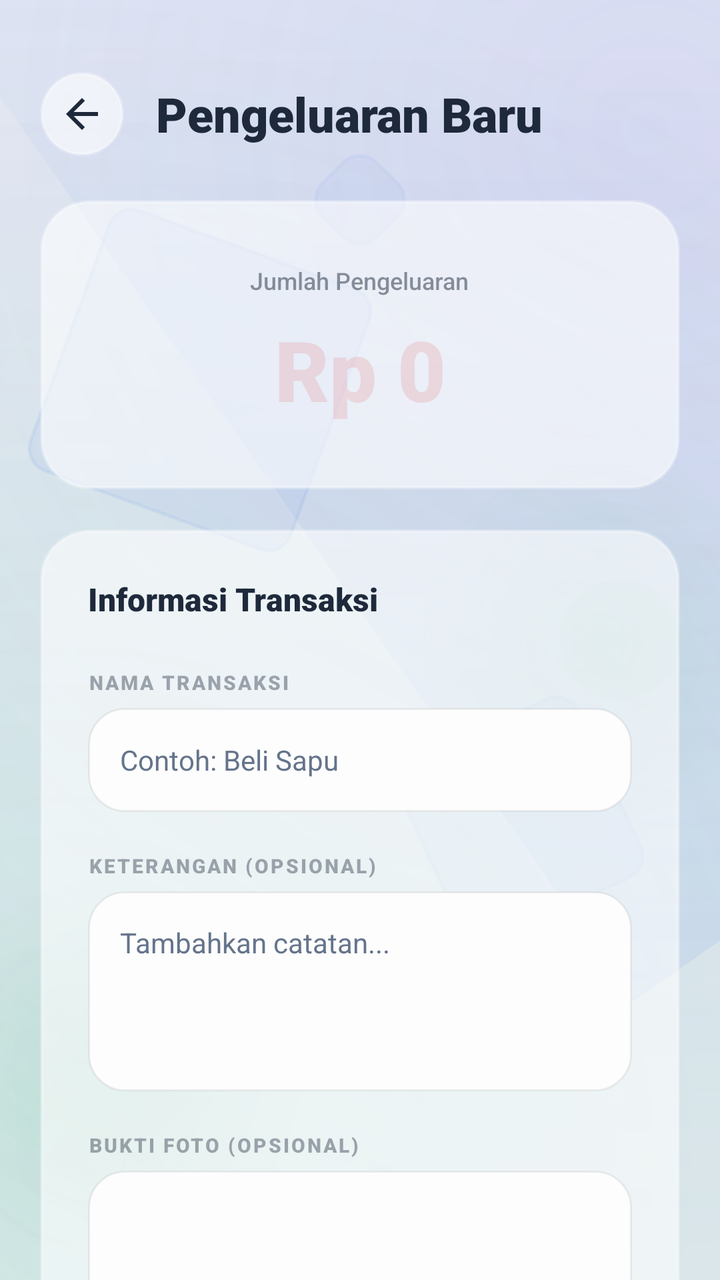
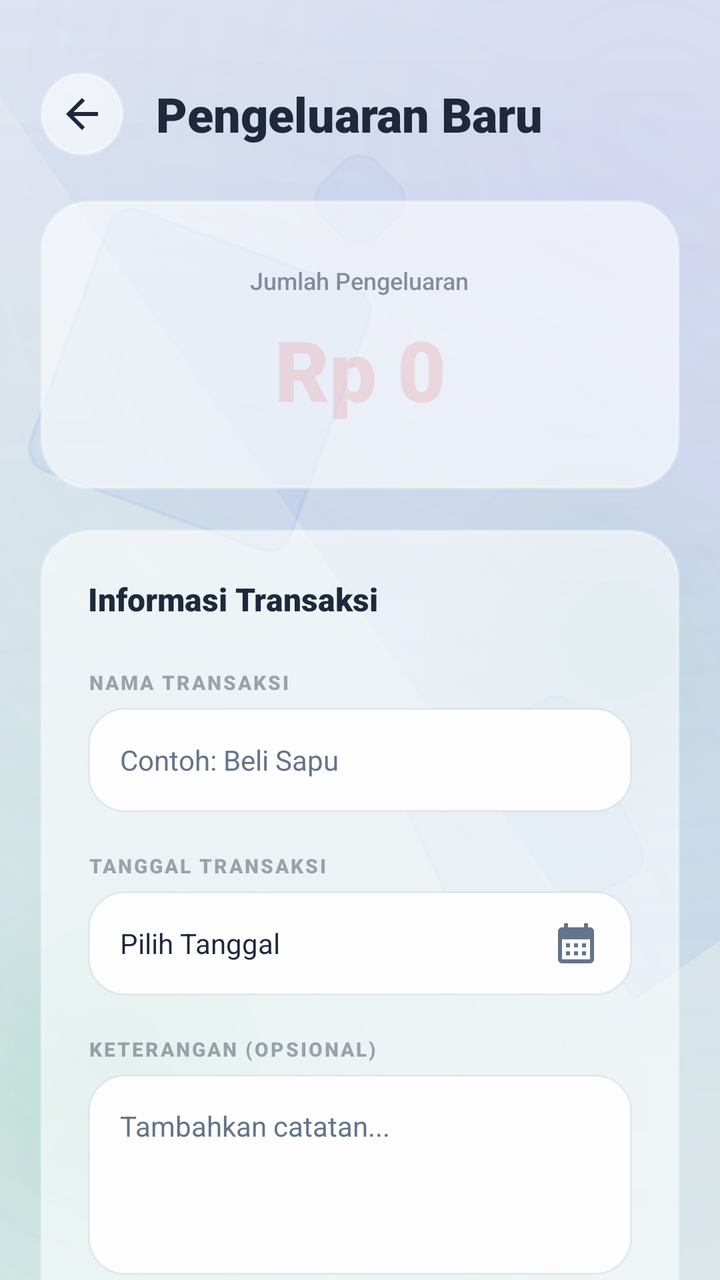

Two renders of the same Android screen: before a commit and after it. Below are the layout's source before the change and the commit's diff.
<!-- AndroidManifest.xml: application theme Theme.KasKelasApp -->
<!-- res/layout/activity_tambah_pengeluaran.xml -->
<?xml version="1.0" encoding="utf-8"?>
<FrameLayout xmlns:android="http://schemas.android.com/apk/res/android"
    xmlns:app="http://schemas.android.com/apk/res-auto"
    android:layout_width="match_parent"
    android:layout_height="match_parent"
    android:background="@drawable/background">

    <include layout="@layout/animated_background" />

    
    <androidx.core.widget.NestedScrollView
        android:layout_width="match_parent"
        android:layout_height="match_parent"
        android:clipToPadding="false"
        android:paddingBottom="80dp">

        <LinearLayout
            android:layout_width="match_parent"
            android:layout_height="wrap_content"
            android:orientation="vertical">

            
            <View
                android:layout_width="match_parent"
                android:layout_height="100dp" />

            
            <androidx.cardview.widget.CardView
                android:layout_width="match_parent"
                android:layout_height="wrap_content"
                android:layout_marginHorizontal="@dimen/margin_main"
                android:layout_marginBottom="20dp"
                app:cardBackgroundColor="#00000000"
                app:cardCornerRadius="@dimen/radius_card"
                app:cardElevation="0dp">

                <LinearLayout
                    android:layout_width="match_parent"
                    android:layout_height="wrap_content"
                    android:background="@drawable/bg_glass_card"
                    android:gravity="center"
                    android:orientation="vertical"
                    android:padding="32dp">

                    <TextView
                        android:layout_width="wrap_content"
                        android:layout_height="wrap_content"
                        android:alpha="0.5"
                        android:text="Jumlah Pengeluaran"
                        android:textColor="@color/text_main"
                        android:textSize="@dimen/text_caption"
                        android:fontFamily="sans-serif-medium" />

                    <EditText
                        android:id="@+id/etJumlahPengeluaran"
                        android:layout_width="match_parent"
                        android:layout_height="wrap_content"
                        android:layout_marginTop="8dp"
                        android:background="@android:color/transparent"
                        android:gravity="center"
                        android:hint="Rp 0"
                        android:inputType="number"
                        android:textColor="@color/brand_danger"
                        android:textColorHint="#20DC2626"
                        android:textSize="42sp"
                        android:fontFamily="sans-serif-black" />
                </LinearLayout>
            </androidx.cardview.widget.CardView>

            
            <androidx.cardview.widget.CardView
                android:layout_width="match_parent"
                android:layout_height="wrap_content"
                android:layout_marginHorizontal="@dimen/margin_main"
                app:cardBackgroundColor="#00000000"
                app:cardCornerRadius="@dimen/radius_card"
                app:cardElevation="0dp">

                <LinearLayout
                    android:layout_width="match_parent"
                    android:layout_height="wrap_content"
                    android:background="@drawable/bg_glass_card"
                    android:orientation="vertical"
                    android:padding="@dimen/padding_card_lg">

                    <TextView
                        android:layout_width="wrap_content"
                        android:layout_height="wrap_content"
                        android:layout_marginBottom="24dp"
                        android:text="Informasi Transaksi"
                        android:textColor="@color/text_main"
                        android:textSize="@dimen/text_h2"
                        android:fontFamily="sans-serif-black" />

                    
                    <TextView
                        android:layout_width="wrap_content"
                        android:layout_height="wrap_content"
                        android:alpha="0.4"
                        android:text="NAMA TRANSAKSI"
                        android:textColor="@color/text_main"
                        android:textSize="10sp"
                        android:fontFamily="sans-serif-black"
                        android:letterSpacing="0.1" />
                    <EditText
                        android:id="@+id/etNamaPengeluaran"
                        android:layout_width="match_parent"
                        android:layout_height="52dp"
                        android:layout_marginTop="6dp"
                        android:layout_marginBottom="20dp"
                        android:background="@drawable/bg_input_putih"
                        android:hint="Contoh: Beli Sapu"
                        android:paddingHorizontal="16dp"
                        android:textColor="@color/text_main"
                        android:textColorHint="@color/text_sub"
                        android:textSize="@dimen/text_body"
                        android:singleLine="true" />

                    
                    <TextView
                        android:layout_width="wrap_content"
                        android:layout_height="wrap_content"
                        android:alpha="0.4"
                        android:text="KETERANGAN (OPSIONAL)"
                        android:textColor="@color/text_main"
                        android:textSize="10sp"
                        android:fontFamily="sans-serif-black"
                        android:letterSpacing="0.1" />
                    <EditText
                        android:id="@+id/etKeteranganPengeluaran"
                        android:layout_width="match_parent"
                        android:layout_height="100dp"
                        android:layout_marginTop="6dp"
                        android:layout_marginBottom="20dp"
                        android:background="@drawable/bg_input_putih"
                        android:gravity="top"
                        android:hint="Tambahkan catatan..."
                        android:padding="16dp"
                        android:textColor="@color/text_main"
                        android:textColorHint="@color/text_sub"
                        android:textSize="@dimen/text_body" />

                    
                    <TextView
                        android:layout_width="wrap_content"
                        android:layout_height="wrap_content"
                        android:alpha="0.4"
                        android:text="BUKTI FOTO (OPSIONAL)"
                        android:textColor="@color/text_main"
                        android:textSize="10sp"
                        android:fontFamily="sans-serif-black"
                        android:letterSpacing="0.1" />

                    <LinearLayout
                        android:id="@+id/btnPilihFotoPengeluaran"
                        android:layout_width="match_parent"
                        android:layout_height="150dp"
                        android:layout_marginTop="6dp"
                        android:layout_marginBottom="32dp"
                        android:background="@drawable/bg_input_putih"
                        android:gravity="center"
                        android:orientation="vertical"
                        android:clickable="true"
                        android:focusable="true">

                        <ImageView
                            android:id="@+id/ivPreviewPengeluaran"
                            android:layout_width="match_parent"
                            android:layout_height="match_parent"
                            android:scaleType="centerInside"
                            android:src="@drawable/ic_camera"
                            android:padding="24dp"
                            app:tint="@color/text_sub" />

                    </LinearLayout>

                    <androidx.appcompat.widget.AppCompatButton
                        android:id="@+id/btnSimpanPengeluaran"
                        android:layout_width="match_parent"
                        android:layout_height="@dimen/btn_action_height"
                        android:background="@drawable/bg_btn_red"
                        android:text="Simpan Pengeluaran"
                        android:textAllCaps="false"
                        android:textColor="@color/brand_danger"
                        android:textSize="@dimen/text_body"
                        android:fontFamily="sans-serif-bold" />

                </LinearLayout>
            </androidx.cardview.widget.CardView>
        </LinearLayout>
    </androidx.core.widget.NestedScrollView>

    
    <LinearLayout
        android:layout_width="match_parent"
        android:layout_height="90dp"
        android:gravity="center_vertical"
        android:orientation="horizontal"
        android:paddingHorizontal="@dimen/margin_main"
        android:paddingTop="@dimen/header_top_padding">

        <ImageButton
            android:id="@+id/btnBackPengeluaran"
            android:layout_width="42dp"
            android:layout_height="42dp"
            android:background="@drawable/bg_glass_card"
            android:padding="10dp"
            android:src="@drawable/ic_back"
            app:tint="@color/text_main" />

        <TextView
            android:layout_width="wrap_content"
            android:layout_height="wrap_content"
            android:layout_marginStart="16dp"
            android:text="Pengeluaran Baru"
            android:textColor="@color/text_main"
            android:textSize="@dimen/text_h1"
            android:fontFamily="sans-serif-black" />
    </LinearLayout>

</FrameLayout>
<!-- res/layout/animated_background.xml (included above) -->
<?xml version="1.0" encoding="utf-8"?>
<FrameLayout xmlns:android="http://schemas.android.com/apk/res/android"
    android:layout_width="match_parent"
    android:layout_height="match_parent">

    
    <View
        android:layout_width="match_parent"
        android:layout_height="match_parent"
        android:background="#08000000" />

    
    <View
        android:id="@+id/bg_shape_1"
        android:layout_width="450dp"
        android:layout_height="650dp"
        android:layout_gravity="end|top"
        android:layout_marginEnd="-180dp"
        android:layout_marginTop="-220dp"
        android:background="@drawable/bg_abstract_shape_1"
        android:alpha="0.8"
        android:rotation="-35" />

    
    <View
        android:id="@+id/bg_shape_2"
        android:layout_width="350dp"
        android:layout_height="350dp"
        android:layout_gravity="bottom|start"
        android:layout_marginStart="-120dp"
        android:layout_marginBottom="-70dp"
        android:background="@drawable/bg_abstract_shape_2"
        android:alpha="0.7" />

    
    <View
        android:id="@+id/bg_shape_3"
        android:layout_width="180dp"
        android:layout_height="180dp"
        android:layout_gravity="center"
        android:layout_marginStart="120dp"
        android:background="@drawable/bg_abstract_shape_2"
        android:alpha="0.6" />

    
    <View
        android:id="@+id/bg_shape_4"
        android:layout_width="140dp"
        android:layout_height="140dp"
        android:layout_gravity="top|start"
        android:layout_marginStart="30dp"
        android:layout_marginTop="120dp"
        android:background="@drawable/bg_geometric_shape"
        android:alpha="0.3"
        android:rotation="20" />

    
    <View
        android:id="@+id/bg_shape_5"
        android:layout_width="100dp"
        android:layout_height="100dp"
        android:layout_gravity="bottom|end"
        android:layout_marginEnd="50dp"
        android:layout_marginBottom="180dp"
        android:background="@drawable/bg_geometric_shape"
        android:alpha="0.25"
        android:rotation="-25" />

    
    <View
        android:id="@+id/bg_shape_6"
        android:layout_width="60dp"
        android:layout_height="60dp"
        android:layout_gravity="center_vertical|end"
        android:layout_marginEnd="20dp"
        android:background="@drawable/bg_abstract_shape_2"
        android:alpha="0.4" />

    
    <View
        android:id="@+id/bg_shape_7"
        android:layout_width="40dp"
        android:layout_height="40dp"
        android:layout_gravity="top|center_horizontal"
        android:layout_marginTop="80dp"
        android:background="@drawable/bg_geometric_shape"
        android:alpha="0.2"
        android:rotation="45" />

</FrameLayout>
<!-- resources referenced by this layout -->
<resources>
  <color name="brand_danger">#DC2626</color>
  <color name="text_main">#1E293B</color>
  <color name="text_sub">#64748B</color>
  <dimen name="btn_action_height">56dp</dimen>
  <dimen name="header_top_padding">24dp</dimen>
  <dimen name="margin_main">20dp</dimen>
  <dimen name="padding_card_lg">24dp</dimen>
  <dimen name="radius_card">20dp</dimen>
  <dimen name="text_body">14sp</dimen>
  <dimen name="text_caption">12sp</dimen>
  <dimen name="text_h1">24sp</dimen>
  <dimen name="text_h2">16sp</dimen>
  <!-- drawable bg_abstract_shape_1 (drawable) -->
  <?xml version="1.0" encoding="utf-8"?>
  <shape xmlns:android="http://schemas.android.com/apk/res/android"
      android:shape="rectangle">
      <gradient
          android:angle="45"
          android:endColor="#00FFFFFF"
          android:startColor="#1A2563EB" />
  </shape>
  <!-- drawable bg_abstract_shape_2 (drawable) -->
  <?xml version="1.0" encoding="utf-8"?>
  <shape xmlns:android="http://schemas.android.com/apk/res/android"
      android:shape="oval">
      <gradient
          android:type="radial"
          android:gradientRadius="100dp"
          android:startColor="#1F16A34A"
          android:endColor="#00FFFFFF" />
  </shape>
  <!-- drawable bg_btn_red (drawable) -->
  <?xml version="1.0" encoding="utf-8"?>
  <shape xmlns:android="http://schemas.android.com/apk/res/android">
      <solid android:color="#FFF1F2" />
      <corners android:radius="20dp" />
      <stroke
          android:width="1dp"
          android:color="#22DC2626" />
  </shape>
  <!-- drawable bg_geometric_shape (drawable) -->
  <?xml version="1.0" encoding="utf-8"?>
  <shape xmlns:android="http://schemas.android.com/apk/res/android"
      android:shape="rectangle">
      <solid android:color="#302563EB" />
      <corners android:radius="12dp" />
      <stroke
          android:width="1.5dp"
          android:color="#402563EB" />
  </shape>
  <!-- drawable bg_glass_card (drawable) -->
  <?xml version="1.0" encoding="utf-8"?>
  <shape xmlns:android="http://schemas.android.com/apk/res/android">
      <solid android:color="#99FFFFFF" /> 
      <corners android:radius="24dp" />
      <stroke
          android:width="1.5dp"
          android:color="#40FFFFFF" /> 
  </shape>
  <!-- drawable bg_input_putih (drawable) -->
  <?xml version="1.0" encoding="utf-8"?>
  <shape xmlns:android="http://schemas.android.com/apk/res/android">
      <solid android:color="#FDFDFD" />
      <corners android:radius="18dp" />
      <stroke
          android:width="1dp"
          android:color="#10000000" />
  </shape>
  <style name="Theme.KasKelasApp" parent="Base.Theme.KasKelasApp">
          <item name="android:windowAnimationStyle">@style/CustomActivityAnimation</item>
      </style>
  <style name="Base.Theme.KasKelasApp" parent="Theme.Material3.DayNight.NoActionBar">
          <item name="android:statusBarColor">@android:color/black</item>
          <item name="android:windowDrawsSystemBarBackgrounds">true</item>
          <item name="android:windowLightStatusBar">false</item>
      </style>
  <style name="CustomActivityAnimation" parent="@android:style/Animation.Activity">
          <item name="android:activityOpenEnterAnimation">@anim/slide_in_right</item>
          <item name="android:activityOpenExitAnimation">@anim/slide_out_left</item>
          <item name="android:activityCloseEnterAnimation">@anim/slide_in_left</item>
          <item name="android:activityCloseExitAnimation">@anim/slide_out_right</item>
      </style>
  <!-- unchanged entries left out for length: 3 -->
</resources>

<!-- the commit's change to res/layout/activity_tambah_pengeluaran.xml (unified diff, before → after) -->
@@ -121,6 +121,43 @@
                         android:layout_width="wrap_content"
                         android:layout_height="wrap_content"
                         android:alpha="0.4"
+                        android:text="TANGGAL TRANSAKSI"
+                        android:textColor="@color/text_main"
+                        android:textSize="10sp"
+                        android:fontFamily="sans-serif-black"
+                        android:letterSpacing="0.1" />
+                    <LinearLayout
+                        android:layout_width="match_parent"
+                        android:layout_height="52dp"
+                        android:layout_marginTop="6dp"
+                        android:layout_marginBottom="20dp"
+                        android:background="@drawable/bg_input_putih"
+                        android:gravity="center_vertical"
+                        android:paddingHorizontal="16dp"
+                        android:orientation="horizontal">
+                        
+                        <TextView
+                            android:id="@+id/tvTanggalPilihanPe"
+                            android:layout_width="0dp"
+                            android:layout_weight="1"
+                            android:layout_height="wrap_content"
+                            android:text="Pilih Tanggal"
+                            android:textColor="@color/text_main"
+                            android:textSize="@dimen/text_body" />
+                            
+                        <ImageView
+                            android:id="@+id/ivIconKalenderPe"
+                            android:layout_width="24dp"
+                            android:layout_height="24dp"
+                            android:src="@drawable/ic_baseline_calendar_month_24"
+                            app:tint="@color/text_sub" />
+                    </LinearLayout>
+
+                    
+                    <TextView
+                        android:layout_width="wrap_content"
+                        android:layout_height="wrap_content"
+                        android:alpha="0.4"
                         android:text="KETERANGAN (OPSIONAL)"
                         android:textColor="@color/text_main"
                         android:textSize="10sp"
@@ -209,6 +246,7 @@
             app:tint="@color/text_main" />
 
         <TextView
+            android:id="@+id/tvHeaderTitlePengeluaran"
             android:layout_width="wrap_content"
             android:layout_height="wrap_content"
             android:layout_marginStart="16dp"
<!-- resource entries referenced after the edit -->
@@ -68,6 +68,17 @@
           android:width="1dp"
           android:color="#10000000" />
   </shape>
+  <!-- drawable ic_baseline_calendar_month_24 (drawable) -->
+  <vector xmlns:android="http://schemas.android.com/apk/res/android"
+      android:width="24dp"
+      android:height="24dp"
+      android:viewportWidth="24"
+      android:viewportHeight="24"
+      android:tint="?attr/colorControlNormal">
+    <path
+        android:fillColor="@android:color/white"
+        android:pathData="M19,4h-1V2h-2v2H8V2H6v2H5C3.89,4 3.01,4.9 3.01,6L3,20c0,1.1 0.89,2 2,2h14c1.1,0 2,-0.9 2,-2V6c0,-1.1 -0.9,-2 -2,-2zM19,20H5V10h14v10zM9,14H7v-2h2v2zM13,14h-2v-2h2v2zM17,14h-2v-2h2v2zM9,18H7v-2h2v2zM13,18h-2v-2h2v2zM17,18h-2v-2h2v2z"/>
+  </vector>
   <style name="Theme.KasKelasApp" parent="Base.Theme.KasKelasApp">
           <item name="android:windowAnimationStyle">@style/CustomActivityAnimation</item>
       </style>
